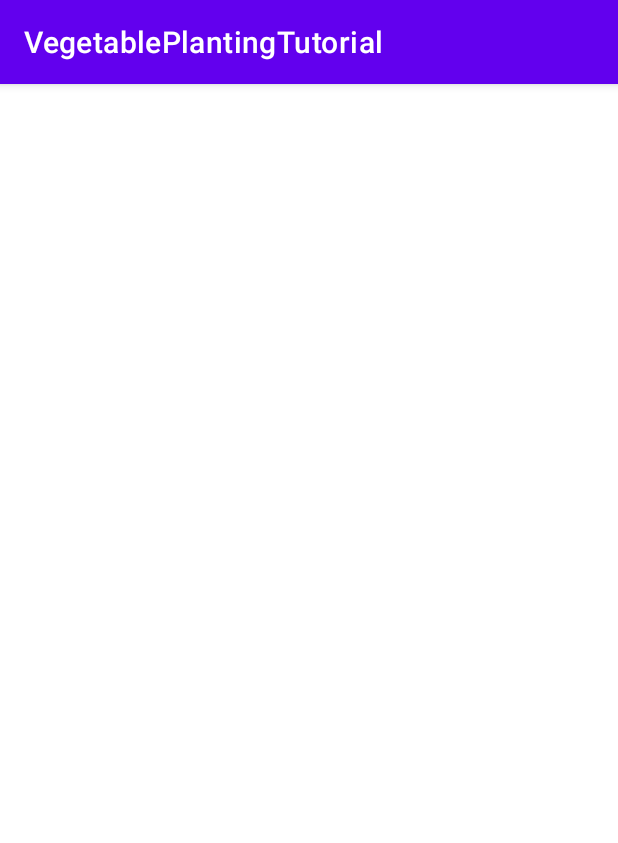
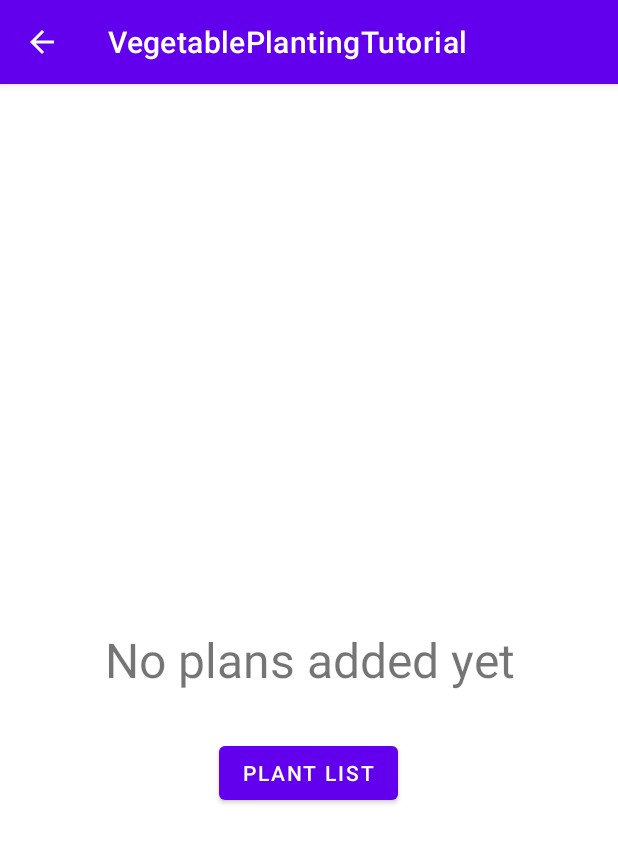
Before and after one commit to rommel1125/VegetablePlantingTutorial2, an Android app: the screen it shows after launch (PlannerActivity before the commit, EmptyActivity after it), in the side drawer, after a tap on "My Plan", on a phone screen of 412 x 824 dp. Shown: the top 843 px of the screen. Run offline under Robolectric (Android 15) with nearby library versions, the phone set to English and light mode, and no system bars.

Commit message:
Fixed crashing issue and added dates in the planner

```diff
--- a/app/src/main/AndroidManifest.xml
+++ b/app/src/main/AndroidManifest.xml
@@ -12,9 +12,8 @@
         android:roundIcon="@mipmap/ic_vege_plant_round"
         android:supportsRtl="true"
         android:theme="@style/Theme.VegetablePlantingTutorial">
-
-
-        <activity android:name=".PlannerActivity"></activity>
+        <activity android:name=".EmptyActivity" android:parentActivityName=".MainActivity"></activity>
+        <activity android:name=".PlannerActivity" android:parentActivityName=".MainActivity"/>
         <activity
             android:name=".CategoryActivity"
             android:parentActivityName=".MainActivity" />
--- /dev/null
+++ b/app/src/main/java/com/example/vegetableplantingtutorial/EmptyActivity.java
@@ -0,0 +1,34 @@
+package com.example.vegetableplantingtutorial;
+
+import androidx.appcompat.app.AppCompatActivity;
+
+import android.content.Intent;
+import android.os.Bundle;
+import android.view.View;
+import android.widget.Button;
+
+public class EmptyActivity extends AppCompatActivity {
+
+    Button emptyButton;
+
+    @Override
+    protected void onCreate(Bundle savedInstanceState) {
+        super.onCreate(savedInstanceState);
+        setContentView(R.layout.activity_empty);
+
+        emptyButton = findViewById(R.id.empty_button);
+        emptyButton.setOnClickListener(new View.OnClickListener() {
+            @Override
+            public void onClick(View v) {
+                openPlantListActivity();
+            }
+        });
+
+    }
+
+    private void openPlantListActivity() {
+
+        Intent intent = new Intent(this, CategoryActivity.class);
+        startActivity(intent);
+    }
+}
--- a/app/src/main/java/com/example/vegetableplantingtutorial/ListdataActivity.java
+++ b/app/src/main/java/com/example/vegetableplantingtutorial/ListdataActivity.java
@@ -127,11 +127,12 @@ public class ListdataActivity extends AppCompatActivity {
 
             // Get harvest date
             Calendar calendar = Calendar.getInstance();
+            String plantedDate = sdf.format(calendar.getTime());
             calendar.add(Calendar.DATE, daysForHarvest);
             String harvestDate = sdf.format(calendar.getTime());
 
             // Add to ArrayList
-            gardens.add(new Garden(vegetableId, harvestDate, imageName));
+            gardens.add(new Garden(vegetableId, harvestDate, imageName, plantedDate));
 
             SharedPreferences sharedPreferences = getSharedPreferences(PREFS_NAME, MODE_PRIVATE);
             SharedPreferences.Editor editor = sharedPreferences.edit();
--- a/app/src/main/java/com/example/vegetableplantingtutorial/PlannerActivity.java
+++ b/app/src/main/java/com/example/vegetableplantingtutorial/PlannerActivity.java
@@ -41,6 +41,8 @@ public class PlannerActivity extends AppCompatActivity {
     String plantName[];
     String harvestDate[];
     String imageName[];
+    String sDate[];
+    String hDate[];
 
     private static final String PREFS_NAME = "shared_prefs";
     private static final String PREFS_DATA = "shared_data";
@@ -59,17 +61,21 @@ public class PlannerActivity extends AppCompatActivity {
 
         plannerListView = findViewById(R.id.planner_list_view);
 
-        CustomAdapter adapter = new CustomAdapter(this, plantName, harvestDate, imageName);
+        if(gardens != null) {
+            CustomAdapter adapter = new CustomAdapter(this, plantName, harvestDate, imageName, sDate, hDate);
             plannerListView.setAdapter(adapter);
-
-
-//        PlannerAdapter adapter = new PlannerAdapter(this, gardens);
-//        plannerListView.setAdapter(adapter);
+        }
+        else {
+            Intent in = new Intent(this, EmptyActivity.class);
+            startActivity(in);
+        }
 
     }
 
     @RequiresApi(api = Build.VERSION_CODES.N)
     private void loadData() {
+
+        try {
 
             SharedPreferences sharedPreferences = getSharedPreferences(PREFS_NAME, MODE_PRIVATE);
             Gson gson = new Gson();
@@ -78,10 +84,17 @@ public class PlannerActivity extends AppCompatActivity {
 
             gardens = gson.fromJson(json, type);
 
+            if(gardens == null) {
+                Toast.makeText(this, "No plans available", Toast.LENGTH_SHORT).show();
+                return;
+            }
+
             int size = gardens.size();
             plantName = new String[size];
             harvestDate = new String[size];
             imageName = new String[size];
+            sDate = new String[size];
+            hDate = new String[size];
 
             for(int i = 0; i < gardens.size(); i++) {
                 VegetableController con = new VegetableController(this);
@@ -89,6 +102,12 @@ public class PlannerActivity extends AppCompatActivity {
                 plantName[i] = vege.getName();
                 harvestDate[i] = getHarvestDayLeft(gardens.get(i).getHarvestDate());
                 imageName[i] = vege.getImageName();
+                sDate[i] = gardens.get(i).getPlantedDate();
+                hDate[i] = gardens.get(i).getHarvestDate();
+
+
+                Log.d("Planted Date", gardens.get(i).getPlantedDate());
+                Log.d("Harves Date", gardens.get(i).getHarvestDate());
             }
 
             if(gardens == null) {
@@ -96,6 +115,11 @@ public class PlannerActivity extends AppCompatActivity {
             }
             else {
                 Toast.makeText(this, gardens.get(0).getHarvestDate(), Toast.LENGTH_SHORT).show();
+            }
+
+        }
+        catch(Exception e) {
+            e.printStackTrace();
         }
 
     }
@@ -140,13 +164,17 @@ public class PlannerActivity extends AppCompatActivity {
         String plantName[];
         String date[];
         String imageName[];
+        String plantedDate[];
+        String harvesDate[];
 
-        public CustomAdapter(Context context, String plantName[], String date[], String imageName[]) {
+        public CustomAdapter(Context context, String plantName[], String date[], String imageName[], String plantedDate[], String harvesDate[]) {
             super(context, R.layout.planner_row, R.id.planner_row_vegetable_name, plantName);
             this.context = context;
             this.plantName = plantName;
             this.date = date;
             this.imageName = imageName;
+            this.plantedDate = plantedDate;
+            this.harvesDate = harvesDate;
         }
 
         @NonNull
@@ -159,9 +187,11 @@ public class PlannerActivity extends AppCompatActivity {
             ImageView image = row.findViewById(R.id.planner_row_image_view);
             TextView name = row.findViewById(R.id.planner_row_vegetable_name);
             TextView hDate = row.findViewById(R.id.planner_row_days_left);
+            TextView dates = row.findViewById(R.id.planner_dates);
 
             name.setText(plantName[position]);
             hDate.setText(date[position]);
+            dates.setText(plantedDate[position] + " - " + harvesDate[position]);
 
             Resources resource = this.context.getResources();
             final int rId = resource.getIdentifier(imageName[position], "drawable", context.getPackageName());
--- /dev/null
+++ b/app/src/main/res/layout/activity_empty.xml
@@ -0,0 +1,27 @@
+<?xml version="1.0" encoding="utf-8"?>
+<RelativeLayout xmlns:android="http://schemas.android.com/apk/res/android"
+    xmlns:app="http://schemas.android.com/apk/res-auto"
+    xmlns:tools="http://schemas.android.com/tools"
+    android:layout_width="match_parent"
+    android:layout_height="match_parent"
+    tools:context=".EmptyActivity">
+
+    <TextView
+        android:layout_width="match_parent"
+        android:layout_height="wrap_content"
+        android:text="No plans added yet"
+        android:layout_centerVertical="true"
+        android:textAlignment="center"
+        android:textSize="32dp"
+        android:id="@+id/empty_text_view"
+        />
+    <Button
+        android:layout_width="wrap_content"
+        android:layout_height="wrap_content"
+        android:text="plant list"
+        android:layout_centerHorizontal="true"
+        android:layout_below="@+id/empty_text_view"
+        android:layout_marginTop="30dp"
+        android:id="@+id/empty_button"/>
+
+</RelativeLayout>
```
Also changed, not shown: app/src/main/java/com/example/vegetableplantingtutorial/Garden.java (+19 -1 lines), app/src/main/res/layout/planner_row.xml (+16 -5 lines). Lines whose indentation alone changed are shown as unchanged.
